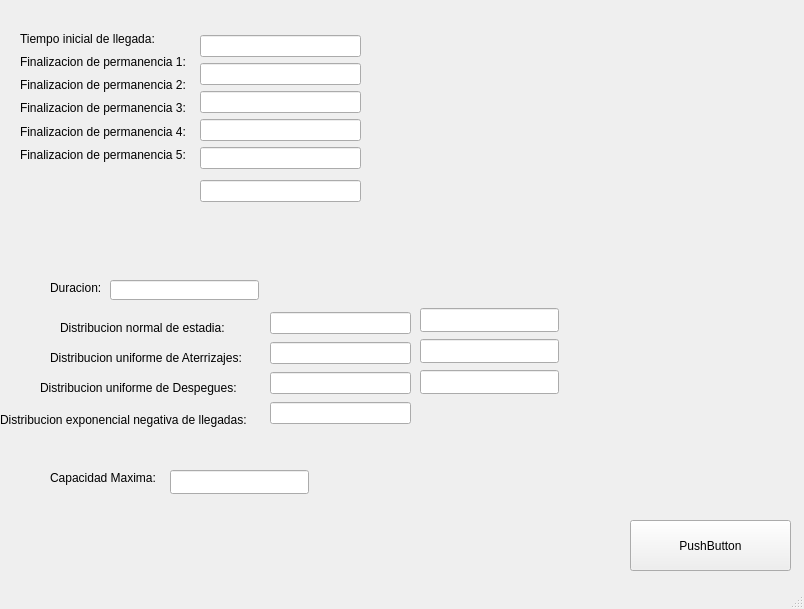
This is pantalla.ui in Nemo-sop/TeoriaDeColasSimulacion as Qt 5 draws it before an edit. The edited form follows.
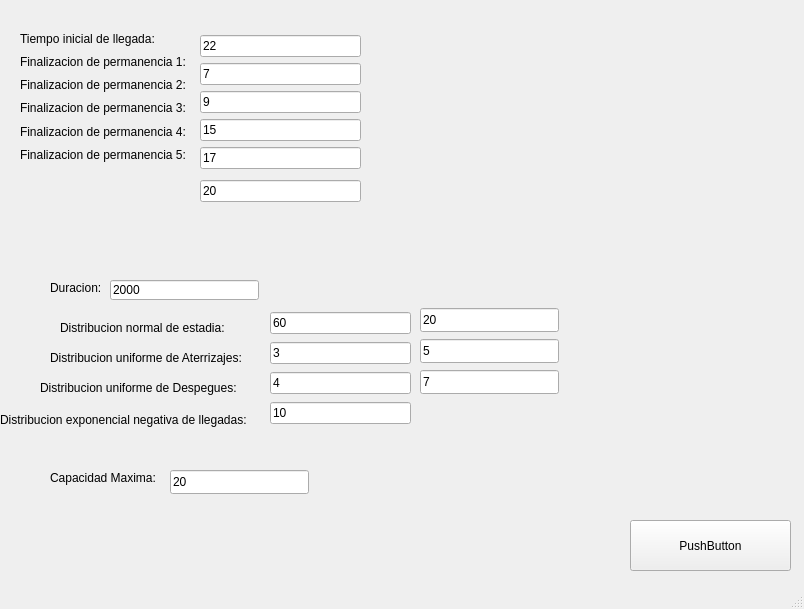
This is the edited form.

Commit message: Nueva Pantalla Resultados

```diff
--- a/pantalla.ui
+++ b/pantalla.ui
@@ -36,6 +36,9 @@
       <height>20</height>
      </rect>
     </property>
+    <property name="text">
+     <string>2000</string>
+    </property>
    </widget>
    <widget class="QLabel" name="label_8">
     <property name="geometry">
@@ -111,6 +114,9 @@
       <height>24</height>
      </rect>
     </property>
+    <property name="text">
+     <string>5</string>
+    </property>
    </widget>
    <widget class="QLineEdit" name="dsvStd">
     <property name="geometry">
@@ -121,6 +127,9 @@
       <height>24</height>
      </rect>
     </property>
+    <property name="text">
+     <string>20</string>
+    </property>
    </widget>
    <widget class="QLineEdit" name="bDespegue">
     <property name="geometry">
@@ -131,6 +140,9 @@
       <height>24</height>
      </rect>
     </property>
+    <property name="text">
+     <string>7</string>
+    </property>
    </widget>
    <widget class="QLineEdit" name="capMax">
     <property name="geometry">
@@ -141,6 +153,9 @@
       <height>24</height>
      </rect>
     </property>
+    <property name="text">
+     <string>20</string>
+    </property>
    </widget>
    <widget class="QPushButton" name="start">
     <property name="geometry">
@@ -155,7 +170,7 @@
      <string>PushButton</string>
     </property>
    </widget>
-   <widget class="QWidget" name="">
+   <widget class="QWidget" name="layoutWidget">
     <property name="geometry">
      <rect>
       <x>20</x>
@@ -209,7 +224,7 @@
      </item>
     </layout>
    </widget>
-   <widget class="QWidget" name="">
+   <widget class="QWidget" name="layoutWidget">
     <property name="geometry">
      <rect>
       <x>270</x>
@@ -220,20 +235,36 @@
     </property>
     <layout class="QVBoxLayout" name="verticalLayout_3">
      <item>
-      <widget class="QLineEdit" name="media"/>
+      <widget class="QLineEdit" name="media">
+       <property name="text">
+        <string>60</string>
+       </property>
+      </widget>
      </item>
      <item>
-      <widget class="QLineEdit" name="aAterrizaje"/>
+      <widget class="QLineEdit" name="aAterrizaje">
+       <property name="text">
+        <string>3</string>
+       </property>
+      </widget>
      </item>
      <item>
-      <widget class="QLineEdit" name="aDespegue"/>
+      <widget class="QLineEdit" name="aDespegue">
+       <property name="text">
+        <string>4</string>
+       </property>
+      </widget>
      </item>
      <item>
-      <widget class="QLineEdit" name="mediaExpo"/>
+      <widget class="QLineEdit" name="mediaExpo">
+       <property name="text">
+        <string>10</string>
+       </property>
+      </widget>
      </item>
     </layout>
    </widget>
-   <widget class="QWidget" name="">
+   <widget class="QWidget" name="layoutWidget">
     <property name="geometry">
      <rect>
       <x>200</x>
@@ -246,24 +277,48 @@
      <item>
       <layout class="QVBoxLayout" name="verticalLayout_2">
        <item>
-        <widget class="QLineEdit" name="tiempoPrimeraLlegada"/>
+        <widget class="QLineEdit" name="tiempoPrimeraLlegada">
+         <property name="text">
+          <string>22</string>
+         </property>
+        </widget>
        </item>
        <item>
-        <widget class="QLineEdit" name="permanencia1"/>
+        <widget class="QLineEdit" name="permanencia1">
+         <property name="text">
+          <string>7</string>
+         </property>
+        </widget>
        </item>
        <item>
-        <widget class="QLineEdit" name="permanencia2"/>
+        <widget class="QLineEdit" name="permanencia2">
+         <property name="text">
+          <string>9</string>
+         </property>
+        </widget>
        </item>
        <item>
-        <widget class="QLineEdit" name="permanencia3"/>
+        <widget class="QLineEdit" name="permanencia3">
+         <property name="text">
+          <string>15</string>
+         </property>
+        </widget>
        </item>
        <item>
-        <widget class="QLineEdit" name="permanencia4"/>
+        <widget class="QLineEdit" name="permanencia4">
+         <property name="text">
+          <string>17</string>
+         </property>
+        </widget>
        </item>
       </layout>
      </item>
      <item>
-      <widget class="QLineEdit" name="permanencia5"/>
+      <widget class="QLineEdit" name="permanencia5">
+       <property name="text">
+        <string>20</string>
+       </property>
+      </widget>
      </item>
     </layout>
    </widget>
```
The commit also changes 4 other files.
